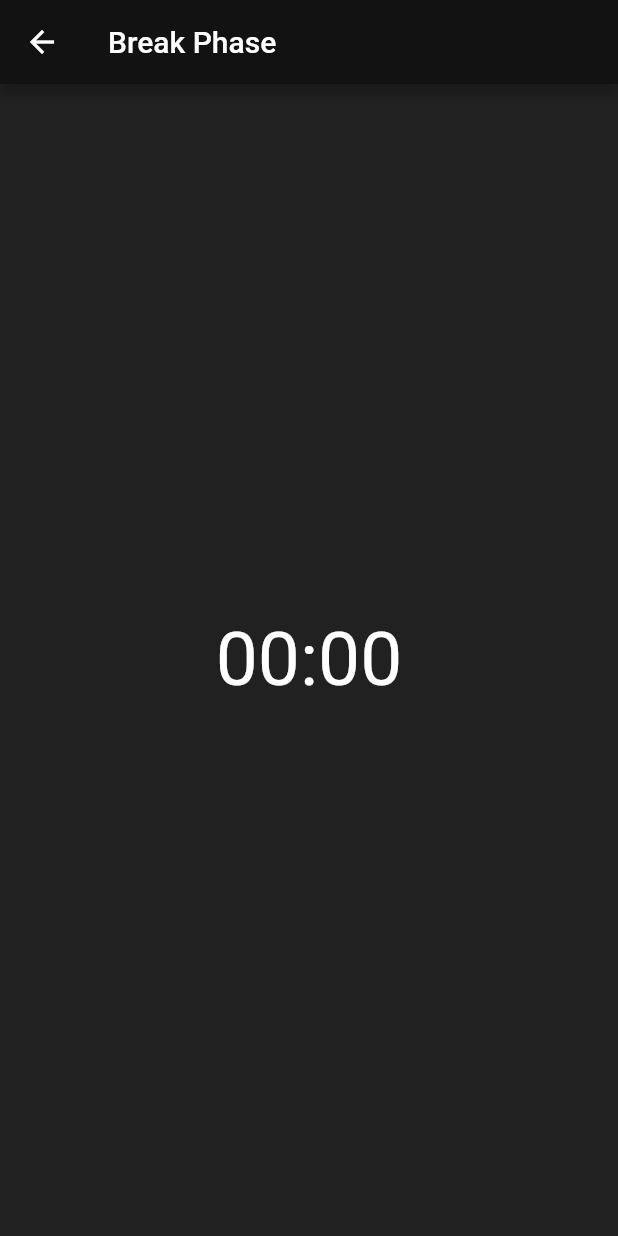
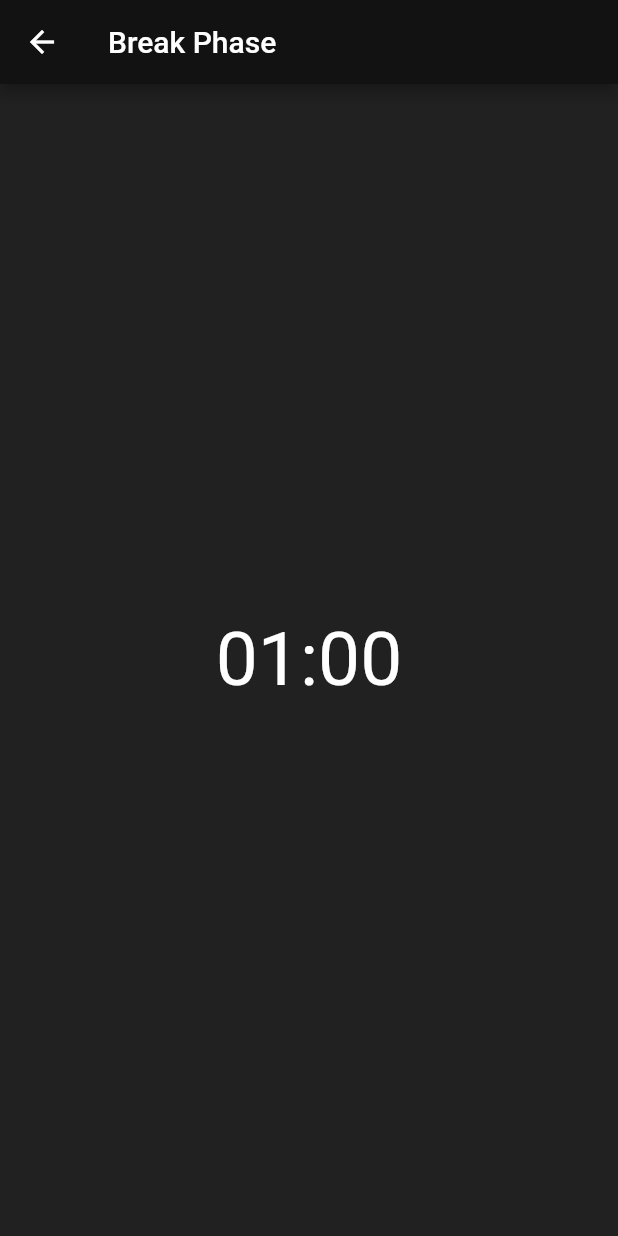
Before and after one commit to SzymanskiFilip/flowmodoro-flutter, a Flutter app: the BreakScreen screen opened directly, on a phone screen of 412 x 824 dp. Run offline on Flutter 3.47's test engine with Material 2 defaults, Android fonts, the phone set to English and light mode, and no system bars.

Commit message:
created the countdown

```diff
--- a/lib/widgets/BreakScreen.dart
+++ b/lib/widgets/BreakScreen.dart
@@ -1,3 +1,5 @@
+import 'dart:async';
+
 import "package:flutter/material.dart";
 import "../themes/themes.dart";
 
@@ -9,10 +11,35 @@ class BreakScreen extends StatefulWidget {
 }
 
 class _BreakScreenState extends State<BreakScreen> {
-  final Duration time = Duration();
+  Duration time = Duration(minutes: 1, seconds: 1);
+  final Duration second = Duration(seconds: 1);
+  Timer? timer;
+
+  @override
+  void initState() {
+    startTimer();
+  }
+
+  void startTimer() {
+    timer = Timer.periodic(second, (timer) {
+      updateTime();
+    });
+  }
+
+  void updateTime() {
+    setState(() {
+      int seconds = time.inSeconds - 1;
+      time = Duration(seconds: seconds);
+      print(time.inSeconds);
+    });
+  }
 
   @override
   Widget build(BuildContext context) {
+    String twoDigits(int n) => n.toString().padLeft(2, '0');
+    final minutes = twoDigits(time.inMinutes.remainder(60));
+    final seconds = twoDigits(time.inSeconds.remainder(60));
+
     return Scaffold(
       appBar: AppBar(
         title: Text("Break Phase"),
@@ -22,7 +49,10 @@ class _BreakScreenState extends State<BreakScreen> {
           child: Column(
             mainAxisAlignment: MainAxisAlignment.center,
             children: [
-              Text("00:00", style: Themes.timerStyle,),
+              Text(
+                "$minutes:$seconds",
+                style: Themes.timerStyle,
+              ),
             ],
           ),
         ),
```
